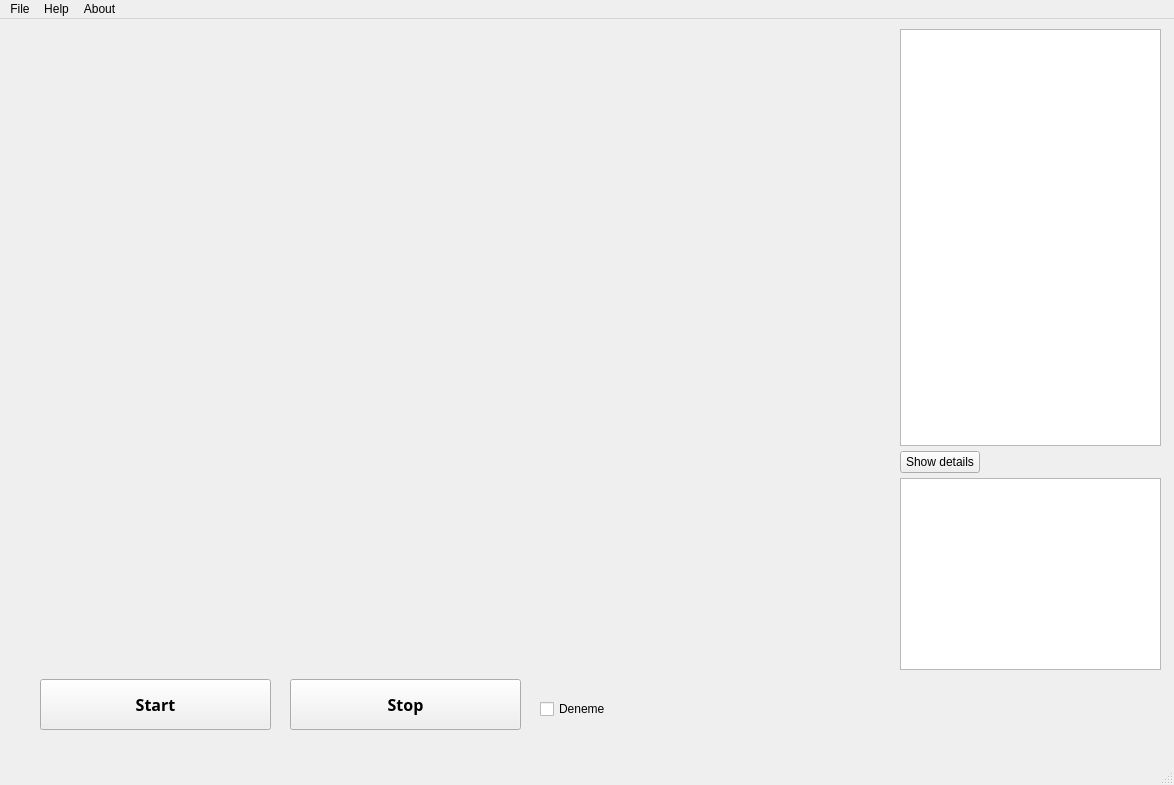
Old version of the form ui/mainWindow.ui in the repository WeNN-Artificial-Intelligence/PyQT-Object-Detection-App.
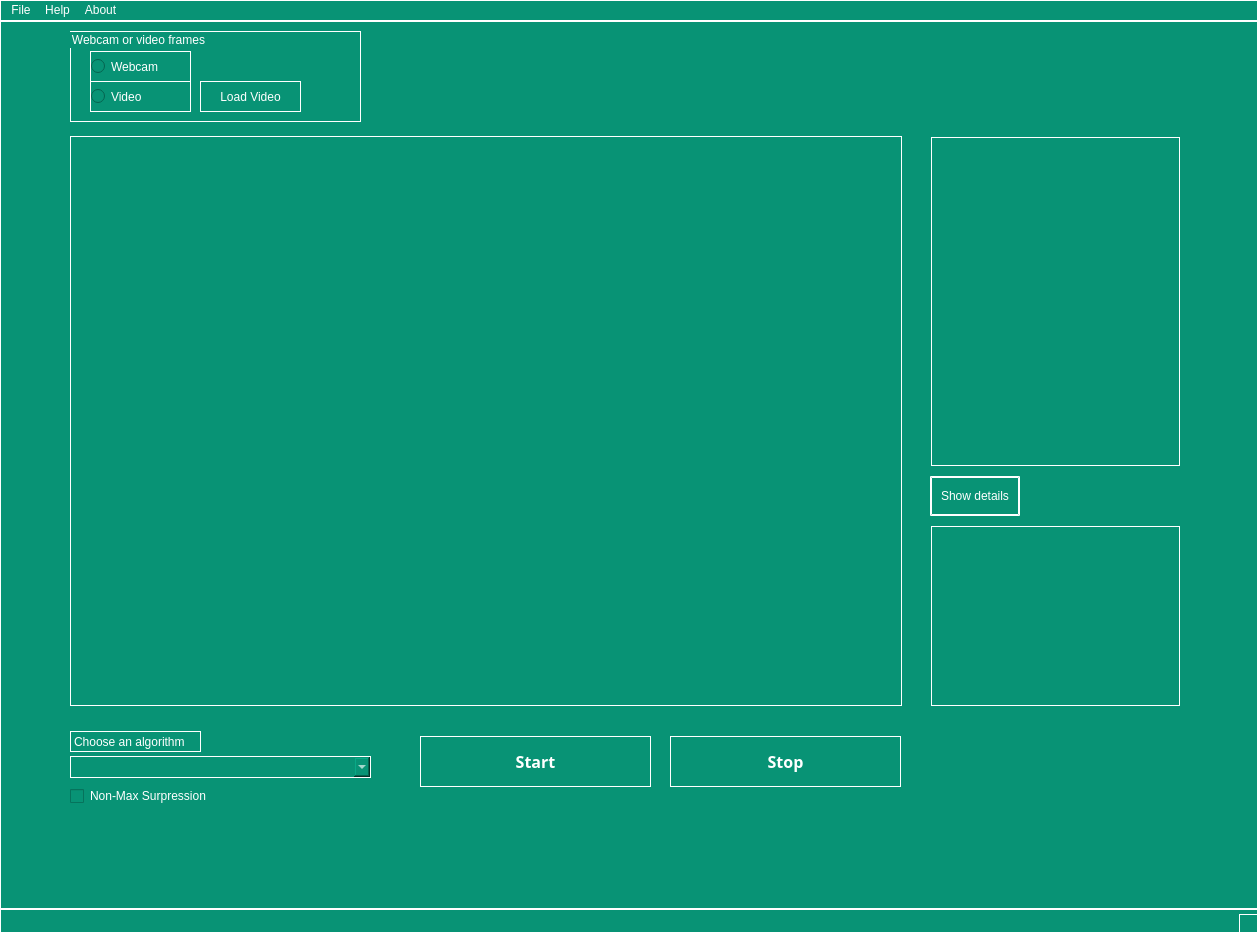
New version of the form.

Commit message: update ui, add selection elements to ui, change theme

```diff
--- a/ui/mainWindow.ui
+++ b/ui/mainWindow.ui
@@ -6,13 +6,20 @@
    <rect>
     <x>0</x>
     <y>0</y>
-    <width>1174</width>
-    <height>785</height>
+    <width>1258</width>
+    <height>933</height>
    </rect>
   </property>
   <property name="windowTitle">
    <string>MainWindow</string>
   </property>
+  <property name="styleSheet">
+   <string notr="true">background-color: rgb(8, 147, 117);
+color: rgb(255,255,255);
+border-color: rgb(255,255,255);
+border-width : 1.2px;
+border-style:inset;</string>
+  </property>
   <widget class="QWidget" name="centralwidget">
    <property name="sizePolicy">
     <sizepolicy hsizetype="Preferred" vsizetype="Preferred">
@@ -20,24 +27,30 @@
      <verstretch>0</verstretch>
     </sizepolicy>
    </property>
-   <widget class="QCheckBox" name="checkBox">
+   <property name="styleSheet">
+    <string notr="true"/>
+   </property>
+   <widget class="QCheckBox" name="NMSCheckBox">
     <property name="geometry">
      <rect>
-      <x>540</x>
-      <y>680</y>
-      <width>81</width>
+      <x>70</x>
+      <y>765</y>
+      <width>161</width>
       <height>20</height>
      </rect>
     </property>
+    <property name="styleSheet">
+     <string notr="true">border: none</string>
+    </property>
     <property name="text">
-     <string>Deneme</string>
+     <string>Non-Max Surpression</string>
     </property>
    </widget>
    <widget class="QPushButton" name="stopPushButton">
     <property name="geometry">
      <rect>
-      <x>290</x>
-      <y>660</y>
+      <x>670</x>
+      <y>715</y>
       <width>231</width>
       <height>51</height>
      </rect>
@@ -54,64 +67,13 @@
      <string>Stop</string>
     </property>
    </widget>
-   <widget class="QWidget" name="verticalLayoutWidget">
-    <property name="geometry">
-     <rect>
-      <x>900</x>
-      <y>10</y>
-      <width>261</width>
-      <height>641</height>
-     </rect>
-    </property>
-    <layout class="QVBoxLayout" name="verticalLayout" stretch="60,10,0">
-     <property name="spacing">
-      <number>5</number>
-     </property>
-     <item>
-      <widget class="QListView" name="detectionsListView">
-       <property name="sizePolicy">
-        <sizepolicy hsizetype="Expanding" vsizetype="Expanding">
-         <horstretch>0</horstretch>
-         <verstretch>0</verstretch>
-        </sizepolicy>
-       </property>
-      </widget>
-     </item>
-     <item>
-      <widget class="QPushButton" name="showDetailsButton">
-       <property name="enabled">
-        <bool>true</bool>
-       </property>
-       <property name="sizePolicy">
-        <sizepolicy hsizetype="Fixed" vsizetype="Fixed">
-         <horstretch>0</horstretch>
-         <verstretch>0</verstretch>
-        </sizepolicy>
-       </property>
-       <property name="text">
-        <string>Show details</string>
-       </property>
-      </widget>
-     </item>
-     <item>
-      <widget class="QListView" name="detectionDetailListView">
-       <property name="sizePolicy">
-        <sizepolicy hsizetype="Expanding" vsizetype="Expanding">
-         <horstretch>0</horstretch>
-         <verstretch>0</verstretch>
-        </sizepolicy>
-       </property>
-      </widget>
-     </item>
-    </layout>
-   </widget>
    <widget class="QLabel" name="streamLabel">
     <property name="geometry">
      <rect>
-      <x>40</x>
-      <y>30</y>
+      <x>70</x>
+      <y>115</y>
       <width>832</width>
-      <height>561</height>
+      <height>570</height>
      </rect>
     </property>
     <property name="text">
@@ -121,8 +83,8 @@
    <widget class="QPushButton" name="startPushButton">
     <property name="geometry">
      <rect>
-      <x>40</x>
-      <y>660</y>
+      <x>420</x>
+      <y>715</y>
       <width>231</width>
       <height>51</height>
      </rect>
@@ -139,14 +101,155 @@
      <string>Start</string>
     </property>
    </widget>
+   <widget class="QComboBox" name="algortihmComboBox">
+    <property name="geometry">
+     <rect>
+      <x>70</x>
+      <y>735</y>
+      <width>301</width>
+      <height>22</height>
+     </rect>
+    </property>
+   </widget>
+   <widget class="QLabel" name="label">
+    <property name="geometry">
+     <rect>
+      <x>70</x>
+      <y>710</y>
+      <width>131</width>
+      <height>21</height>
+     </rect>
+    </property>
+    <property name="text">
+     <string>Choose an algorithm</string>
+    </property>
+   </widget>
+   <widget class="QGroupBox" name="groupBox">
+    <property name="geometry">
+     <rect>
+      <x>70</x>
+      <y>10</y>
+      <width>291</width>
+      <height>91</height>
+     </rect>
+    </property>
+    <property name="title">
+     <string>Webcam or video frames</string>
+    </property>
+    <widget class="QRadioButton" name="radioButton">
+     <property name="geometry">
+      <rect>
+       <x>20</x>
+       <y>20</y>
+       <width>101</width>
+       <height>31</height>
+      </rect>
+     </property>
+     <property name="text">
+      <string>Webcam</string>
+     </property>
+    </widget>
+    <widget class="QRadioButton" name="radioButton_2">
+     <property name="geometry">
+      <rect>
+       <x>20</x>
+       <y>50</y>
+       <width>101</width>
+       <height>31</height>
+      </rect>
+     </property>
+     <property name="text">
+      <string>Video</string>
+     </property>
+    </widget>
+    <widget class="QPushButton" name="pushButton">
+     <property name="enabled">
+      <bool>false</bool>
+     </property>
+     <property name="geometry">
+      <rect>
+       <x>130</x>
+       <y>50</y>
+       <width>101</width>
+       <height>31</height>
+      </rect>
+     </property>
+     <property name="text">
+      <string>Load Video</string>
+     </property>
+    </widget>
+   </widget>
+   <widget class="QListView" name="detectionsListView">
+    <property name="geometry">
+     <rect>
+      <x>931</x>
+      <y>116</y>
+      <width>249</width>
+      <height>329</height>
+     </rect>
+    </property>
+    <property name="sizePolicy">
+     <sizepolicy hsizetype="Expanding" vsizetype="Expanding">
+      <horstretch>0</horstretch>
+      <verstretch>0</verstretch>
+     </sizepolicy>
+    </property>
+   </widget>
+   <widget class="QPushButton" name="showDetailsButton">
+    <property name="enabled">
+     <bool>true</bool>
+    </property>
+    <property name="geometry">
+     <rect>
+      <x>930</x>
+      <y>455</y>
+      <width>90</width>
+      <height>40</height>
+     </rect>
+    </property>
+    <property name="sizePolicy">
+     <sizepolicy hsizetype="Fixed" vsizetype="Fixed">
+      <horstretch>0</horstretch>
+      <verstretch>0</verstretch>
+     </sizepolicy>
+    </property>
+    <property name="minimumSize">
+     <size>
+      <width>90</width>
+      <height>40</height>
+     </size>
+    </property>
+    <property name="styleSheet">
+     <string notr="true">border-width: 1.8px</string>
+    </property>
+    <property name="text">
+     <string>Show details</string>
+    </property>
+   </widget>
+   <widget class="QListView" name="detectionDetailListView">
+    <property name="geometry">
+     <rect>
+      <x>931</x>
+      <y>505</y>
+      <width>249</width>
+      <height>180</height>
+     </rect>
+    </property>
+    <property name="sizePolicy">
+     <sizepolicy hsizetype="Expanding" vsizetype="Expanding">
+      <horstretch>0</horstretch>
+      <verstretch>0</verstretch>
+     </sizepolicy>
+    </property>
+   </widget>
   </widget>
   <widget class="QMenuBar" name="menubar">
    <property name="geometry">
     <rect>
      <x>0</x>
      <y>0</y>
-     <width>1174</width>
-     <height>26</height>
+     <width>1258</width>
+     <height>28</height>
     </rect>
    </property>
    <widget class="QMenu" name="menuFile">
```
